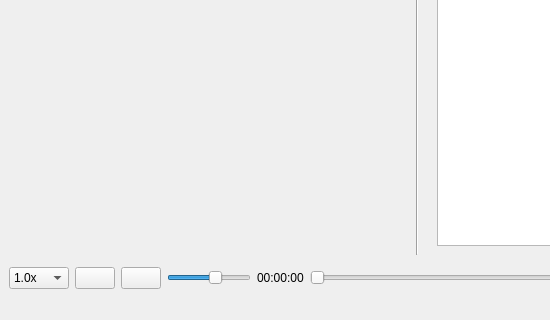
Before: the Qt Designer form mainwindow.ui in rishabh3354/image2text, drawn with Qt 5; both pictures show x 0 to 550 and y 135 to 455 of the 834 by 455 pixel window.
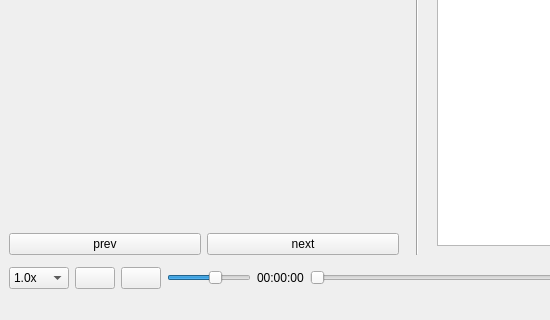
After: the same form once the commit is applied. Icons and pictures are not drawn.

Commit message: next and previous button created

What changed in the file:
```diff
--- a/mainwindow.ui
+++ b/mainwindow.ui
@@ -20,6 +20,9 @@
    <layout class="QVBoxLayout" name="verticalLayout_14">
     <item>
      <layout class="QVBoxLayout" name="verticalLayout_13">
+      <property name="bottomMargin">
+       <number>0</number>
+      </property>
       <item>
        <layout class="QHBoxLayout" name="horizontalLayout_17">
         <property name="rightMargin">
@@ -27,9 +30,15 @@
         </property>
         <item>
          <layout class="QVBoxLayout" name="verticalLayout">
+          <property name="leftMargin">
+           <number>0</number>
+          </property>
           <property name="rightMargin">
            <number>7</number>
           </property>
+          <property name="bottomMargin">
+           <number>0</number>
+          </property>
           <item>
            <layout class="QHBoxLayout" name="horizontalLayout">
             <property name="topMargin">
@@ -95,6 +104,12 @@
           </item>
           <item>
            <widget class="QLabel" name="preview_label">
+            <property name="sizePolicy">
+             <sizepolicy hsizetype="Preferred" vsizetype="Preferred">
+              <horstretch>0</horstretch>
+              <verstretch>0</verstretch>
+             </sizepolicy>
+            </property>
             <property name="text">
              <string/>
             </property>
@@ -103,6 +118,36 @@
             </property>
            </widget>
           </item>
+          <item>
+           <layout class="QHBoxLayout" name="horizontalLayout_2">
+            <item>
+             <widget class="QPushButton" name="prev_button">
+              <property name="sizePolicy">
+               <sizepolicy hsizetype="Preferred" vsizetype="Fixed">
+                <horstretch>0</horstretch>
+                <verstretch>0</verstretch>
+               </sizepolicy>
+              </property>
+              <property name="text">
+               <string>prev</string>
+              </property>
+             </widget>
+            </item>
+            <item>
+             <widget class="QPushButton" name="next_button">
+              <property name="sizePolicy">
+               <sizepolicy hsizetype="Preferred" vsizetype="Fixed">
+                <horstretch>0</horstretch>
+                <verstretch>0</verstretch>
+               </sizepolicy>
+              </property>
+              <property name="text">
+               <string>next</string>
+              </property>
+             </widget>
+            </item>
+           </layout>
+          </item>
          </layout>
         </item>
         <item>
```
Left out of the diff: 2 changed lines with no effect on the pictures. The commit also changes 1 other file.
